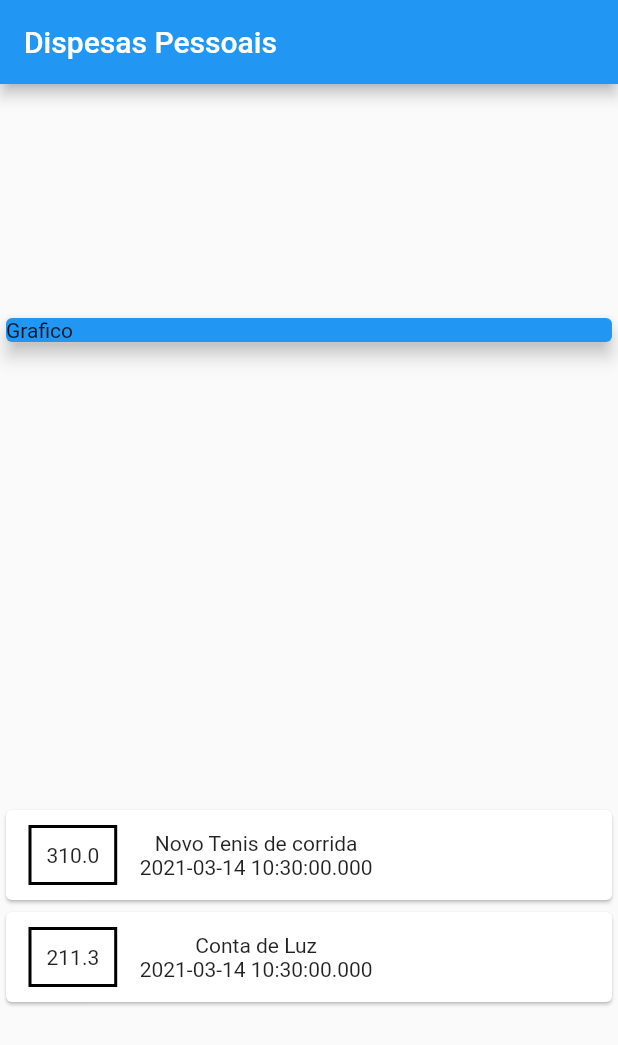
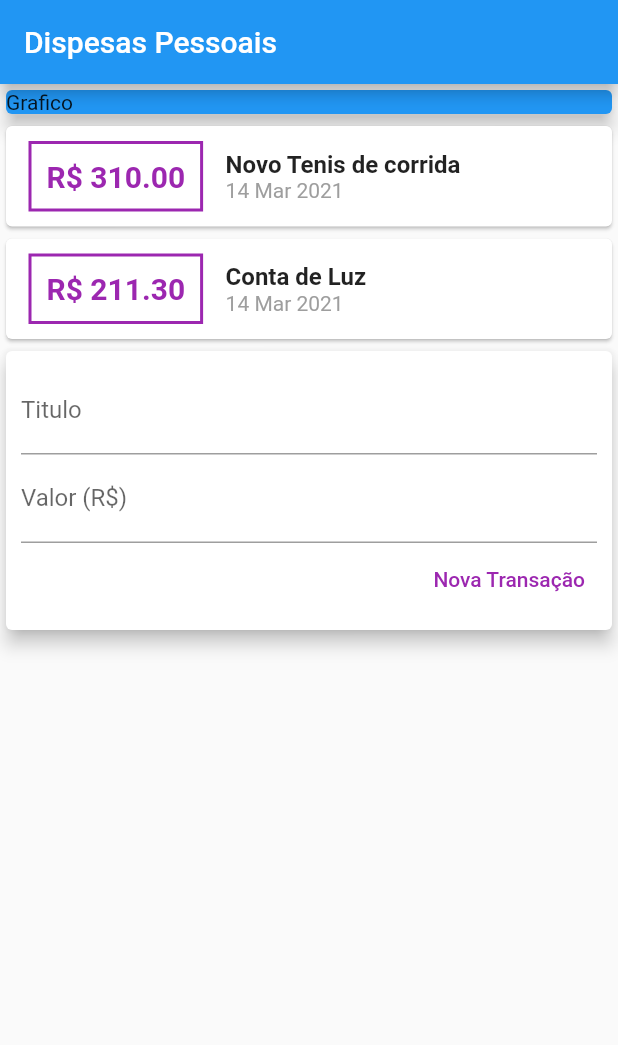
Before and after one commit to murillomtz/despesas_semanais_flutter, a Flutter app: the screen it shows after launch, on a phone screen of 412 x 824 dp. Shown: the top 1045 px of the screen. Run offline on Flutter 3.47's test engine with Material 2 defaults, Android fonts, the phone set to English and light mode, and no system bars.

Commit message:
Formatando datas, criando input

```diff
--- a/lib/main.dart
+++ b/lib/main.dart
@@ -1,6 +1,7 @@
 import 'package:despesa_semanal_flutter/models/transaction.dart';
 import 'package:flutter/cupertino.dart';
 import 'package:flutter/material.dart';
+import 'package:intl/intl.dart';
 
 main() => runApp(ExpensesApp());
 
@@ -36,7 +37,7 @@ class MyHomePage extends StatelessWidget {
         title: Text("Dispesas Pessoais"),
       ),
       body: Column(
-        mainAxisAlignment: MainAxisAlignment.spaceAround,
+        // mainAxisAlignment: MainAxisAlignment.spaceAround,
         crossAxisAlignment: CrossAxisAlignment.stretch,
         children: [
           Container(
@@ -64,15 +65,32 @@ class MyHomePage extends StatelessWidget {
                         vertical: 10,
                       ),
                       decoration: BoxDecoration(
-                        border: Border.all(color: Colors.black, width: 2),
+                        border: Border.all(color: Colors.purple, width: 2),
                       ),
                       padding: EdgeInsets.all(10),
-                      child: Text(tr.value.toString()),
+                      child: Text('R\$ ${tr.value.toStringAsFixed(2)}',
+                          style: TextStyle(
+                              fontWeight: FontWeight.bold,
+                              fontSize: 20,
+                              color: Colors.purple)),
                     ),
                     Column(
+                      //mainAxisAlignment: MainAxisAlignment.spaceAround,
+                      crossAxisAlignment: CrossAxisAlignment.start,
                       children: [
-                        Text(tr.title),
-                        Text(tr.date.toString()),
+                        Text(
+                          tr.title,
+                          style: TextStyle(
+                            fontSize: 16,
+                            fontWeight: FontWeight.bold,
+                          ),
+                        ),
+                        Text(
+                          DateFormat('d MMM y').format(tr.date),
+                          style: TextStyle(
+                            color: Colors.grey,
+                          ),
+                        ),
                       ],
                     )
                   ],
@@ -80,6 +98,40 @@ class MyHomePage extends StatelessWidget {
               );
             }).toList(),
           ),
+          Card(
+            elevation: 5,
+            child: Padding(
+              padding: const EdgeInsets.all(10),
+              child: Column(
+                children: [
+                  TextField(
+                    decoration: InputDecoration(
+                      labelText: 'Titulo',
+                    ),
+                  ),
+                  TextField(
+                    decoration: InputDecoration(
+                      labelText: 'Valor (R\$)',
+                    ),
+                  ),
+                  Row(
+                    mainAxisAlignment: MainAxisAlignment.end,
+                    children: [
+                      TextButton(
+                        onPressed: () {},
+                        child: Text(
+                          'Nova Transação',
+                          style: TextStyle(
+                            color: Colors.purple,
+                          ),
+                        ),
+                      ),
+                    ],
+                  )
+                ],
+              ),
+            ),
+          )
         ],
       ),
     );
--- a/pubspec.yaml
+++ b/pubspec.yaml
@@ -23,7 +23,7 @@ environment:
 dependencies:
   flutter:
     sdk: flutter
-
+  intl: ^0.16.1
 
   # The following adds the Cupertino Icons font to your application.
   # Use with the CupertinoIcons class for iOS style icons.
```
Also changed, not shown: pubspec.lock, 1 other file.
